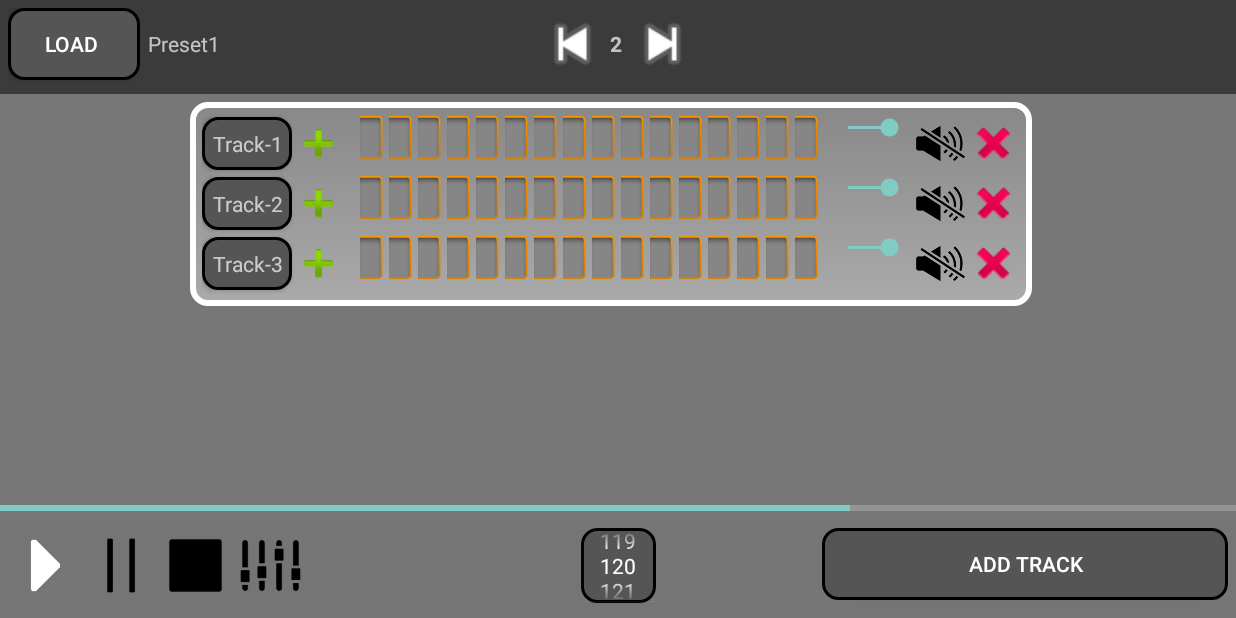
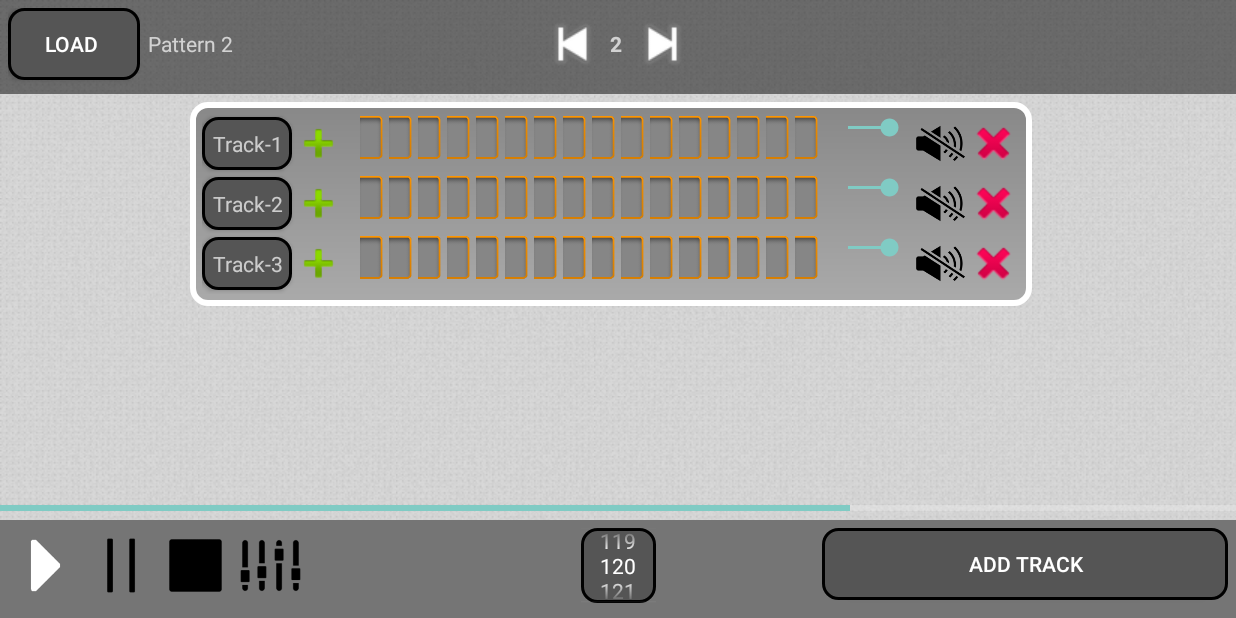
Before and after one commit to BillRozy/AndroidSampler, an Android app: the screen it shows after launch (MainActivity), after a tap on an icon or button, on a phone screen of 824 x 412 dp (held sideways). Run offline under Robolectric (Android 15) with nearby library versions, the phone set to English and light mode, and no system bars; 2 statements that could not run were skipped; 2 other taps on this screen came first.

Commit message:
fixed bug with chosenPattern

```diff
--- a/app/src/main/java/com/example/fd/sampler/DataBaseHelper.java
+++ b/app/src/main/java/com/example/fd/sampler/DataBaseHelper.java
@@ -28,6 +28,7 @@ public class DataBaseHelper extends SQLiteOpenHelper implements BaseColumns {
     public static final String TRACK_VOLUME_COLUMN = "volume";
     public static final String TRACK_MUTE_COLUMN = "mute";
     public static final String TRACK_PATH_TO_SAMPLE_COLUMN = "instrument";
+    public static final String TRACK_HAS_CONNECTED_SAMPLE = "has_sample";
 
     private static final String PATTERNS_CREATE_SCRIPT = "CREATE TABLE "
             + DATABASE_TABLE_PATTERNS + " (" + BaseColumns._ID
@@ -40,10 +41,10 @@ public class DataBaseHelper extends SQLiteOpenHelper implements BaseColumns {
             + " integer primary key autoincrement, " + TRACK_TITLE_COLUMN
             + " text not null, " + TRACK_HITS_ARRAY_COLUMN + " text, " + TRACK_VOLUME_COLUMN
             + " integer, " + TRACK_MUTE_COLUMN + " numeric, " + TRACK_PATH_TO_SAMPLE_COLUMN + " text, "
-            + TRACK_PATTERN_ID_COLUMN + " integer not null);";
+            + TRACK_PATTERN_ID_COLUMN + " integer not null, " + TRACK_HAS_CONNECTED_SAMPLE + " numeric not null);";
     private static final String FIRST_INITIALIZATION_OF_PATTERNS = "INSERT INTO " + DATABASE_TABLE_PATTERNS
             + " VALUES ('1', 'base_pattern', '130', '16'); ";
-    private static final String FIRST_INITIALIZATION_OF_TRACKS = "INSERT INTO " + DATABASE_TABLE_TRACKS + " VALUES ('1', 'Kick', '1 5 9 14', '70', '0', 'something', '1'),('2', 'Snare', '5 14', '70', '0', 'something', '1'),('3', 'Hi-Hat', '1 3 5 7 9 11 13 15', '70', '0', 'something', '1');";
+    private static final String FIRST_INITIALIZATION_OF_TRACKS = "INSERT INTO " + DATABASE_TABLE_TRACKS + " VALUES ('1', 'Kick', '1 5 9 14', '70', '0', 'something', '1','0'),('2', 'Snare', '5 14', '70', '0', 'something', '1','0'),('3', 'Hi-Hat', '1 3 5 7 9 11 13 15', '70', '0', 'something', '1','0');";
 
 
 
--- a/app/src/main/java/com/example/fd/sampler/MainActivity.java
+++ b/app/src/main/java/com/example/fd/sampler/MainActivity.java
@@ -38,6 +38,7 @@ public class MainActivity extends Activity {
     private Button prevPattern;
     private ToggleButton mixerButton;
     private TextView patternNumber;
+    private  TextView presetName;
     private ArrayList<PatternFragment> mPatternFragmentsArray = null;
     private SharedPreferences sp;
     private int mChosenPatternFragmentNumber = 0;
@@ -64,6 +65,8 @@ public class MainActivity extends Activity {
             patternNumber = (TextView) this.findViewById(R.id.numPattern);
             patternNumber.setText((mChosenPatternFragmentNumber+1)+"");
         mixerButton = (ToggleButton) this.findViewById(R.id.mixerButton);
+        presetName = (TextView) findViewById(R.id.presetName);
+        presetName.setText(myApp.getActivePattern().getPatternName());
 
            Log.d("OnCreate", "WOrked");
 
@@ -134,6 +137,7 @@ public class MainActivity extends Activity {
 
                    }
                    patternNumber.setText((mChosenPatternFragmentNumber+1)+"");
+                   presetName.setText(myApp.getActivePattern().getPatternName());
                    if(wasPlaying){
                        myApp.play();
                        play.setBackgroundResource(R.drawable.play_white);
@@ -157,6 +161,7 @@ public class MainActivity extends Activity {
                        getFragmentManager().beginTransaction().replace(R.id.fragment, mPatternFragmentsArray.get(mChosenPatternFragmentNumber)).commit();
                    }
                    patternNumber.setText((mChosenPatternFragmentNumber+1)+"");
+                   presetName.setText(myApp.getActivePattern().getPatternName());
                    if(wasPlaying){
                        myApp.play();
                        play.setBackgroundResource(R.drawable.play_white);
@@ -248,7 +253,8 @@ public class MainActivity extends Activity {
                         DataBaseHelper.TRACK_HITS_ARRAY_COLUMN, DataBaseHelper.TRACK_VOLUME_COLUMN,
                         DataBaseHelper.TRACK_MUTE_COLUMN,
                         DataBaseHelper.TRACK_PATH_TO_SAMPLE_COLUMN,
-                        DataBaseHelper.TRACK_PATTERN_ID_COLUMN}, null, null, null, null, null);
+                        DataBaseHelper.TRACK_PATTERN_ID_COLUMN,
+                        DataBaseHelper.TRACK_HAS_CONNECTED_SAMPLE}, null, null, null, null, null);
 
         while(trackCursor.moveToNext()){
                 int trackID = trackCursor.getInt(trackCursor.getColumnIndex(DataBaseHelper._ID));
@@ -263,6 +269,7 @@ public class MainActivity extends Activity {
                         }
                     // System.out.println(numArr[i]);
                 }
+                int hasConnectedSample = trackCursor.getInt(trackCursor.getColumnIndex(DataBaseHelper.TRACK_HAS_CONNECTED_SAMPLE));
                 int volume = trackCursor.getInt(trackCursor.getColumnIndex(DataBaseHelper.TRACK_VOLUME_COLUMN));
                 int mute = trackCursor.getInt(trackCursor.getColumnIndex(DataBaseHelper.TRACK_MUTE_COLUMN));
                 String path = trackCursor.getString(trackCursor.getColumnIndex(DataBaseHelper.TRACK_PATH_TO_SAMPLE_COLUMN));
@@ -273,13 +280,14 @@ public class MainActivity extends Activity {
                     track.makeHitActive(activeHitsArray);
                 }
                     track.setTrackVolume((float) volume);
-            if (path != null) {
+            if (hasConnectedSample == 1) {
                 track.connectInstrument(this, path);
             }
         }
         trackCursor.close();
 
-        mChosenPatternFragmentNumber = myApp.getPatternsList().indexOf(myApp.getActivePattern());
+        mChosenPatternFragmentNumber = myApp.getLastActivePatternIndex();
+        myApp.setPatternActive(myApp.getPattern(mChosenPatternFragmentNumber+1));
         for(Pattern patt : myApp.getPatternsList()){
             PatternFragment pf = new PatternFragment();
             pf.connectPattern(patt);
@@ -309,7 +317,7 @@ public class MainActivity extends Activity {
        super.onPause();
         Log.d("OnPause", "WORKED");
         myApp.stop();
-        myApp.setLastPatternActive(myApp.getActivePattern());
+        myApp.setLastPatternActiveIndex();
         mDatabaseHelper = new DataBaseHelper(this, "mainbase.db", null, 1);
 
         SQLiteDatabase mSqLiteDatabase = mDatabaseHelper.getWritableDatabase();
@@ -349,6 +357,12 @@ public class MainActivity extends Activity {
                 trackData.put(DataBaseHelper.TRACK_MUTE_COLUMN, false);
                 trackData.put(DataBaseHelper.TRACK_PATH_TO_SAMPLE_COLUMN, track.getPathToInstrument());
                 trackData.put(DataBaseHelper.TRACK_PATTERN_ID_COLUMN, i+1);
+                if(track.getHasConnectedInstrument()){
+                    trackData.put(DataBaseHelper.TRACK_HAS_CONNECTED_SAMPLE, 1);
+                }
+                else{
+                    trackData.put(DataBaseHelper.TRACK_HAS_CONNECTED_SAMPLE, 0);
+                }
                 mSqLiteDatabase.insert(mDatabaseHelper.DATABASE_TABLE_TRACKS, null, trackData);
             }
             Log.d("PATTERN DDED TO BD ", i+"");
--- a/app/src/main/java/com/example/fd/sampler/PatternFragment.java
+++ b/app/src/main/java/com/example/fd/sampler/PatternFragment.java
@@ -83,6 +83,10 @@ public class PatternFragment extends Fragment {
         while (Sampler.getSampler().getActivePattern().getTracksArray().size() - 1 > tracksArray.size()) {
             TrackLayout tl = new TrackLayout(context);
             tl.getTrackName().setText(Sampler.getSampler().getActivePattern().getTrack(tracksArray.size() + 1).getTrackName());
+            if(Sampler.getSampler().getActivePattern().getTrack(tracksArray.size() + 1).getHasConnectedInstrument())
+            {
+                tl.getConnectInstrumentBtn().setBackgroundResource(R.drawable.galka);
+            }
             addTrackLayout(tl);
         }
     }
--- a/app/src/main/java/com/example/fd/sampler/Sampler.java
+++ b/app/src/main/java/com/example/fd/sampler/Sampler.java
@@ -68,12 +68,12 @@ class Sampler {
         return this.activePattern;
     }
 
-    public void setLastPatternActive(Pattern pattern){
-        lastActivePattern = pattern;
+    public void setLastPatternActiveIndex(){
+        lastActivePatternIndex = patterns.indexOf(activePattern);
     }
 
-    public Pattern getLastActivePattern(){
-        return lastActivePattern;
+    public int getLastActivePatternIndex(){
+        return lastActivePatternIndex;
     }
 
     public void clearPatternsList(){
@@ -124,7 +124,7 @@ class Sampler {
     //PROPERTIES
     private ArrayList<Pattern> patterns = new ArrayList<>();
     private Pattern activePattern;
-    private Pattern lastActivePattern;
+    private int lastActivePatternIndex;
     private int currentStep = 1;
     private int BPM = 120;
     private int steps = 16;
--- a/app/src/main/java/com/example/fd/sampler/Track.java
+++ b/app/src/main/java/com/example/fd/sampler/Track.java
@@ -31,6 +31,7 @@ class Track{
     public void connectInstrument(Context mCont, String URL){
         this.connectedInstrument = new Instrument(mCont,parentPatt.getSoundPool(),URL);
         mPathToInstrument = URL;
+        hasConnectedInstrument = true;
     }
 
     public boolean getHitState(int num){
@@ -49,6 +50,8 @@ class Track{
     public String getPathToInstrument() {
         return mPathToInstrument;
     }
+
+    public boolean getHasConnectedInstrument(){return hasConnectedInstrument;}
 
     public void makeHits(){
         for(int i=0;i<Sampler.getSampler().getSteps();i++)
@@ -79,6 +82,7 @@ class Track{
     protected Instrument connectedInstrument;
     public String mPathToInstrument;
     private float mTrackVolume = 0.7F;
+    private boolean hasConnectedInstrument = false;
     //INNER CLASS
     public class Hit
     {
--- a/app/src/main/res/drawable/pattern_background.xml
+++ b/app/src/main/res/drawable/pattern_background.xml
@@ -1,4 +1,4 @@
 <?xml version="1.0" encoding="utf-8"?>
 <bitmap xmlns:android="http://schemas.android.com/apk/res/android"
-    android:src="@drawable/dark_wall"
+    android:src="@drawable/squared_metal"
     android:tileMode="repeat" />
--- a/app/src/main/res/layout-land/activity_main.xml
+++ b/app/src/main/res/layout-land/activity_main.xml
@@ -9,7 +9,7 @@
     android:orientation="vertical"
     tools:context="com.example.fd.sampler.MainActivity"
     android:weightSum="1"
-    android:background="@color/dim_foreground_disabled_material_dark">
+    android:background="@drawable/pattern_background">
 
     <LinearLayout
         android:orientation="horizontal"
```
Also changed, not shown: app/src/main/res/drawable/cork_wallet.png (added), app/src/main/res/drawable/squared_metal.png (added).
